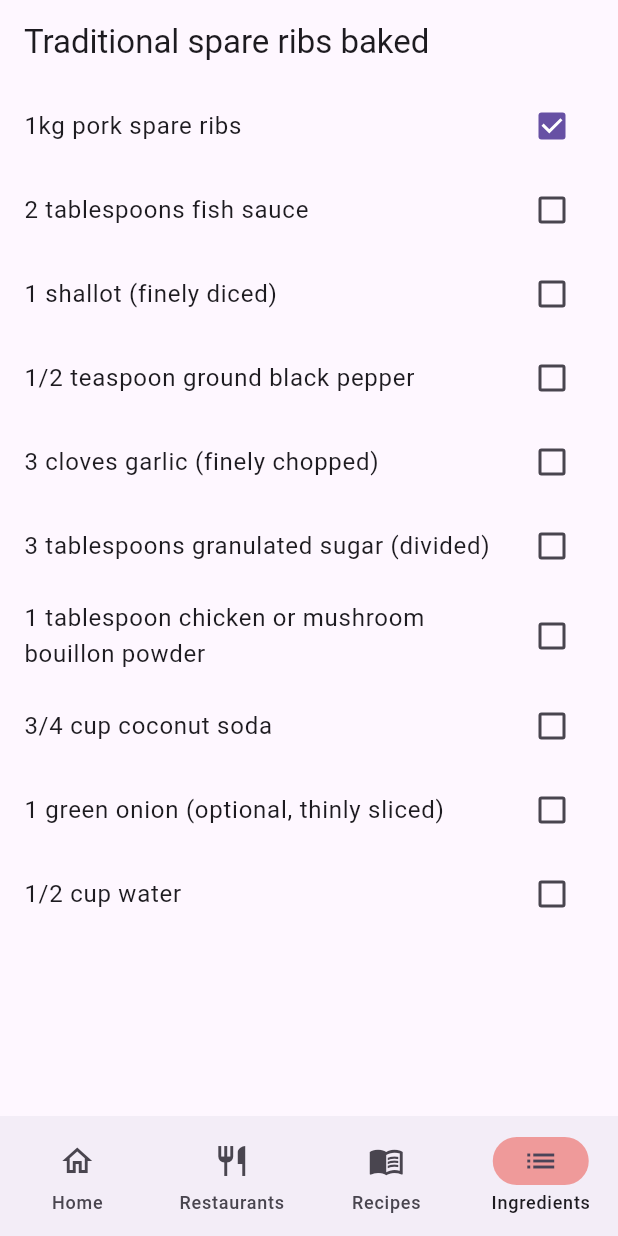
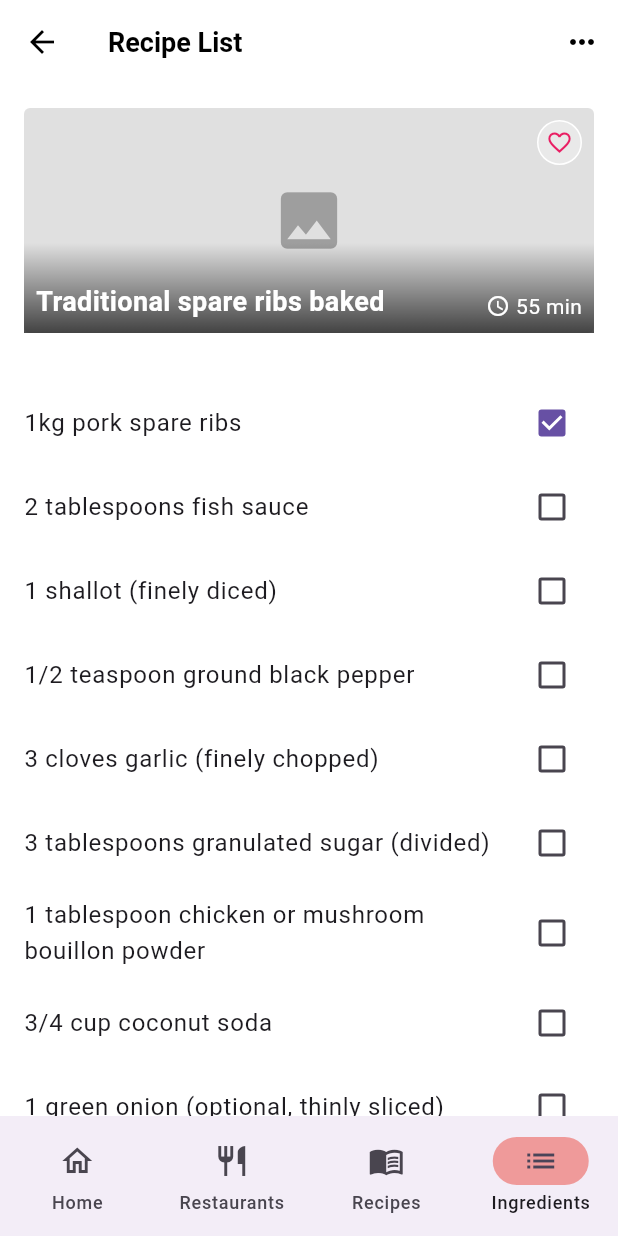
Before and after one commit to Monash-FIT3170/2025W2-FindingNibbles, a Flutter app: the screen it shows after launch, item 4 of the bottom bar chosen, on a phone screen of 412 x 824 dp. Run offline on Flutter 3.47's test engine with Material 3 defaults, Android fonts, the phone set to English and light mode, and no system bars; our stand-ins replace dio, flutter_secure_storage, google_sign_in, logger.

Commit message:
Added Favourite button to top right instead of top left as it is better for UX, added a placeholder for the iamge, added the back arrow added Recipe Title List, added time it would take to make recipe as well

```diff
--- a/frontend/lib/pages/recipe_ingredients_page.dart
+++ b/frontend/lib/pages/recipe_ingredients_page.dart
@@ -59,8 +59,138 @@ class _RecipeIngredientsPageState extends State<RecipeIngredientsPage> {
   @override
   Widget build(BuildContext context) {
     return Scaffold(
-      appBar: AppBar(title: Text(recipe.title)),
-      body: ListView.builder(
+      backgroundColor: Colors.white,
+      appBar: AppBar(
+        backgroundColor: Colors.white,
+        elevation: 0,
+        leading: const BackButton(color: Colors.black),
+        centerTitle: false,
+        title: const Text(
+          'Recipe List',
+          style: TextStyle(
+            color: Colors.black,
+            fontSize: 18,
+            fontWeight: FontWeight.bold,
+          ),
+        ),
+        actions: [
+          IconButton(
+            icon: const Icon(Icons.more_horiz, color: Colors.black),
+            onPressed: () {},
+          ),
+        ],
+      ),
+      body: Column(
+        children: [
+          // Recipe image
+          Padding(
+            padding: const EdgeInsets.all(16.0),
+            child: Stack(
+              children: [
+                // Image with gray placeholder
+                ClipRRect(
+                  borderRadius: BorderRadius.circular(4),
+                  child: Container(
+                    height: 150,
+                    width: double.infinity,
+                    color: Colors.grey[300],
+                    child: const Center(
+                      child: Icon(Icons.image, size: 50, color: Colors.grey),
+                    ),
+                  ),
+                ),
+
+                // Gradient overlay
+                Positioned(
+                  bottom: 0,
+                  left: 0,
+                  right: 0,
+                  child: Container(
+                    height: 60,
+                    decoration: BoxDecoration(
+                      gradient: LinearGradient(
+                        begin: Alignment.bottomCenter,
+                        end: Alignment.topCenter,
+                        colors: [
+                          Colors.black.withOpacity(0.7),
+                          Colors.transparent.withOpacity(0.0),
+                        ],
+                      ),
+                    ),
+                  ),
+                ),
+
+                // Title text
+                Positioned(
+                  bottom: 8,
+                  left: 8,
+                  child: Text(
+                    recipe.title,
+                    style: const TextStyle(
+                      color: Colors.white,
+                      fontWeight: FontWeight.bold,
+                      fontSize: 18,
+                    ),
+                  ),
+                ),
+
+                // Time indicator
+                Positioned(
+                  bottom: 8,
+                  right: 8,
+                  child: Row(
+                    children: [
+                      const Icon(
+                        Icons.access_time,
+                        color: Colors.white,
+                        size: 16,
+                      ),
+                      const SizedBox(width: 4),
+                      Text(
+                        '${recipe.cookingTime} min',
+                        style: const TextStyle(color: Colors.white),
+                      ),
+                    ],
+                  ),
+                ),
+
+                // Favorite button
+                Positioned(
+                  top: 8,
+                  right: 8,
+                  child: Container(
+                    width: 30,
+                    height: 30,
+                    decoration: BoxDecoration(
+                      color: Colors.white.withOpacity(0.3),
+                      shape: BoxShape.circle,
+                      border: Border.all(color: Colors.white, width: 1),
+                    ),
+                    child: IconButton(
+                      padding: EdgeInsets.zero,
+                      iconSize: 18,
+                      icon: Icon(
+                        recipe.isFavorite
+                            ? Icons.favorite
+                            : Icons.favorite_border,
+                        color: Colors.pink,
+                      ),
+                      onPressed: () {
+                        setState(() {
+                          recipe.isFavorite = !recipe.isFavorite;
+                        });
+                      },
+                    ),
+                  ),
+                ),
+              ],
+            ),
+          ),
+          const SizedBox(height: 16),
+
+          // Ingredients list
+          Expanded(
+            child: ListView.builder(
               itemCount: recipe.ingredients.length,
               itemBuilder: (context, index) {
                 return CheckboxListTile(
@@ -68,12 +198,15 @@ class _RecipeIngredientsPageState extends State<RecipeIngredientsPage> {
                   value: checkedIngredients[index],
                   onChanged: (bool? value) {
                     setState(() {
-                checkedIngredients[index] = value ?? false;
+                      checkedIngredients[index] = value!;
                     });
                   },
                 );
               },
             ),
+          ),
+        ],
+      ),
     );
   }
 }
```
Lines whose indentation alone changed are shown as unchanged.
